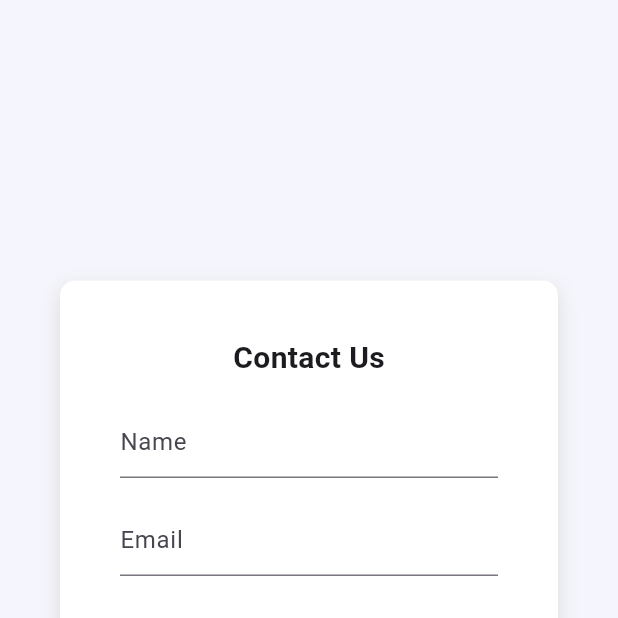
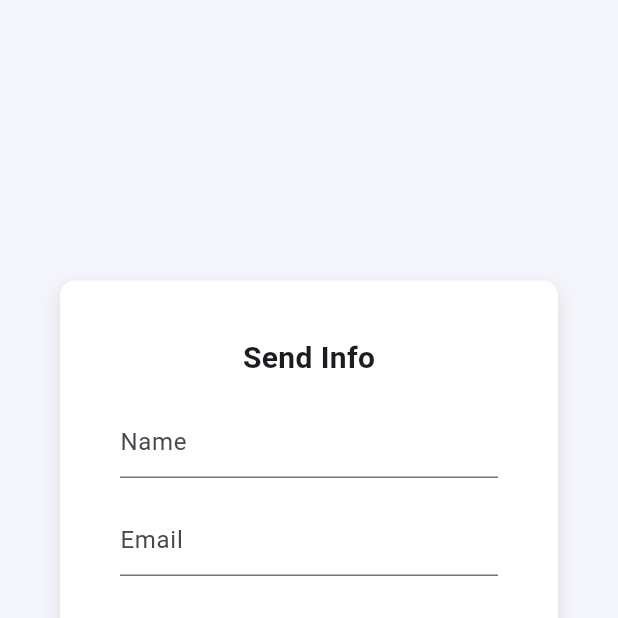
Before and after one commit to Riteshbhalerao11/Demo_web_app, a Flutter app: the screen it shows after launch, on a phone screen of 412 x 824 dp, the top half of it. Run offline on Flutter 3.47's test engine with Material 2 defaults, Android fonts, the phone set to English and light mode, and no system bars; our stand-ins replace email_validator.

Commit message:
Corrected a typo

```diff
--- a/lib/homepage.dart
+++ b/lib/homepage.dart
@@ -88,7 +88,7 @@ class _MyHomePageState extends State<MyHomePage> {
               child: Column(
                 mainAxisAlignment: MainAxisAlignment.spaceEvenly,
                 children: [
-                  const Text('Contact Us',
+                  const Text('Send Info',
                       style:
                           TextStyle(fontSize: 20, fontWeight: FontWeight.bold)),
                   TextFormField(
@@ -128,7 +128,7 @@ class _MyHomePageState extends State<MyHomePage> {
                     height: 45,
                     width: 110,
                     child: isLoading
-                        ? Center(child: const CircularProgressIndicator())
+                        ? const Center(child: CircularProgressIndicator())
                         : TextButton(
                             style: TextButton.styleFrom(
                                 foregroundColor: Colors.white,
```
